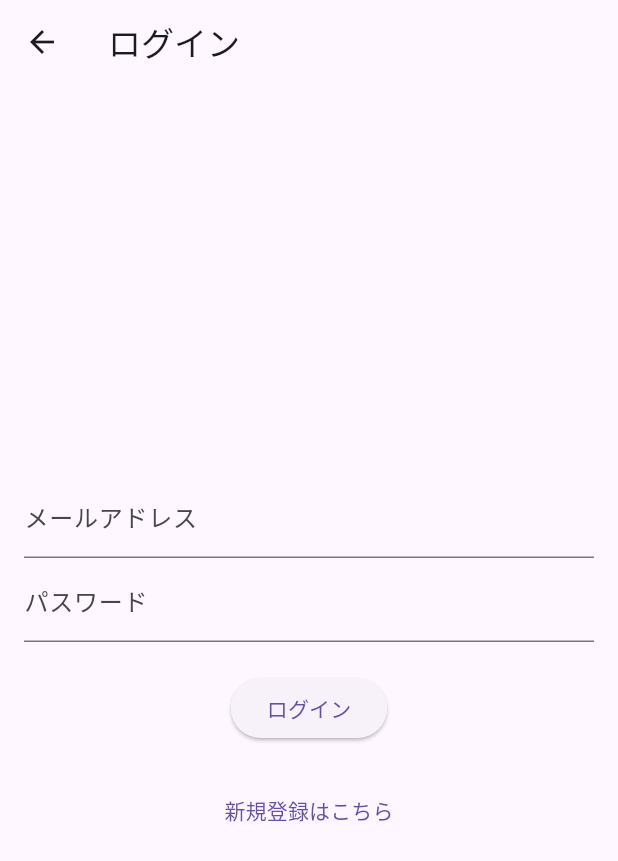
After one commit to oto06/GakuYouMatch2, a Flutter app: the FirstScene screen opened directly, after a tap on "ログイン", on a phone screen of 412 x 824 dp. The commit adds this screen. Shown: the top 861 px of the screen. Run offline on Flutter 3.47's test engine with Material 3 defaults, Android fonts, the phone set to English and light mode, and no system bars; our stand-ins replace cloud_firestore, firebase_auth, firebase_core, flutter_chat_types, flutter_chat_ui, geocoding and 3 more; accounts and stored records are empty.

Commit message:
Merge remote-tracking branch 'origin1/master'
# Conflicts:
#	android/app/build.gradle
#	android/build.gradle

```diff
--- a/lib/FirstScene.dart
+++ b/lib/FirstScene.dart
@@ -1,8 +1,10 @@
 import 'package:flutter/material.dart';
 import 'package:firebase_core/firebase_core.dart';
 import 'package:gakuyoumatch2/Chat.dart';
+import 'package:gakuyoumatch2/ChatSelect.dart';
 import 'package:gakuyoumatch2/acountregister.dart';
 import 'package:gakuyoumatch2/calender.dart';
+import 'package:gakuyoumatch2/login.dart';
 import 'package:gakuyoumatch2/map%20search.dart';
 import 'package:gakuyoumatch2/profile.dart';
 import 'basicinfo.dart';
@@ -30,7 +32,7 @@ class MyApp extends StatelessWidget {
       // 初期画面を指定
       routes: {
         '/initial': (context) => const FirstScene(),
-        '/other': (context) => ChatScreen(),
+        '/other': (context) => ChatListScreen(),
       },
 
     );
@@ -67,6 +69,15 @@ class FirstScene extends StatelessWidget {
               },
               child: const Text('Googleアカウントで登録'),
             ),
+            ElevatedButton(
+              onPressed: (){
+                Navigator.push(
+                    context,
+                    MaterialPageRoute(builder: (context) => LoginScreen()),
+                );
+              },
+              child: const Text("ログイン"),
+            )
           ],
         ),
       ),
--- /dev/null
+++ b/lib/login.dart
@@ -0,0 +1,88 @@
+import 'package:flutter/material.dart';
+import 'package:firebase_auth/firebase_auth.dart';
+import 'package:gakuyoumatch2/acountregister.dart';
+import 'package:gakuyoumatch2/basicinfo.dart';
+
+class LoginScreen extends StatefulWidget {
+  const LoginScreen({Key? key}) : super(key: key);
+
+  @override
+  _LoginScreenState createState() => _LoginScreenState();
+}
+
+class _LoginScreenState extends State<LoginScreen> {
+  final FirebaseAuth _auth = FirebaseAuth.instance;
+  final TextEditingController _emailController = TextEditingController();
+  final TextEditingController _passwordController = TextEditingController();
+  bool _isLoading = false;
+
+  Future<void> _login() async {
+    setState(() {
+      _isLoading = true;
+    });
+
+    try {
+      final UserCredential userCredential = await _auth.signInWithEmailAndPassword(
+        email: _emailController.text.trim(),
+        password: _passwordController.text.trim(),
+      );
+      // ログイン成功時
+      Navigator.pushReplacement(
+        context,
+        MaterialPageRoute(builder: (context) => const MyApp()), // ホーム画面へ遷移
+      );
+    } catch (e) {
+      // エラーメッセージを表示
+      ScaffoldMessenger.of(context).showSnackBar(
+        SnackBar(content: Text('ログインに失敗しました: $e')),
+      );
+    } finally {
+      setState(() {
+        _isLoading = false;
+      });
+    }
+  }
+
+  @override
+  Widget build(BuildContext context) {
+    return Scaffold(
+      appBar: AppBar(
+        title: const Text('ログイン'),
+      ),
+      body: Padding(
+        padding: const EdgeInsets.all(16.0),
+        child: Column(
+          mainAxisAlignment: MainAxisAlignment.center,
+          children: [
+            TextField(
+              controller: _emailController,
+              decoration: const InputDecoration(labelText: 'メールアドレス'),
+            ),
+            TextField(
+              controller: _passwordController,
+              decoration: const InputDecoration(labelText: 'パスワード'),
+              obscureText: true,
+            ),
+            const SizedBox(height: 20),
+            _isLoading
+                ? const CircularProgressIndicator()
+                : ElevatedButton(
+              onPressed: _login,
+              child: const Text('ログイン'),
+            ),
+            const SizedBox(height: 20),
+            TextButton(
+              onPressed: () {
+                Navigator.push(
+                  context,
+                  MaterialPageRoute(builder: (context) => const AccountRegister()),
+                );
+              },
+              child: const Text('新規登録はこちら'),
+            ),
+          ],
+        ),
+      ),
+    );
+  }
+}
--- a/lib/main.dart
+++ b/lib/main.dart
@@ -1,6 +1,7 @@
 import 'package:flutter/material.dart';
 import 'package:firebase_core/firebase_core.dart';
 import 'package:gakuyoumatch2/Chat.dart';
+import 'package:gakuyoumatch2/ChatSelect.dart';
 import 'package:gakuyoumatch2/calender.dart';
 import 'package:gakuyoumatch2/footer.dart';
 import 'package:gakuyoumatch2/header.dart';
@@ -32,7 +33,7 @@ class MyAppState extends State<MyApp> {
   Widget build(BuildContext context) {
     final pageOptions = [ // ページのウィジェットをリストで管理
       const MapScreen(),
-      ChatScreen(),
+      ChatListScreen(),
       MapSearch(),
       CalendarScreen(),
       const Placeholder(),
@@ -48,7 +49,7 @@ class MyAppState extends State<MyApp> {
           scaffoldBackgroundColor: Colors.brown[200]
       ),
       home: Scaffold(
-        appBar: const Header(),
+        //appBar: const Header(),
         body:pageOptions[_selectedIndex],
         bottomNavigationBar: Footer(onItemTapped: _onItemTapped), // コールバック関数を渡す
       ),
--- a/pubspec.yaml
+++ b/pubspec.yaml
@@ -34,7 +34,7 @@ dependencies:
   flutter:
     sdk: flutter
 
-  # Google Mapsパッケージを追加
+
   google_maps_flutter: ^2.9.0
   geocoding: ^3.0.0
 
@@ -47,9 +47,12 @@ dependencies:
   provider: ^6.1.2
 
 
+
   # The following adds the Cupertino Icons font to your application.
   # Use with the CupertinoIcons class for iOS style icons.
   cupertino_icons: ^1.0.8
+  flutter_chat_ui: ^1.6.15
+  flutter_chat_types: ^3.4.1
 
 dev_dependencies:
   flutter_test:
```
Also changed, not shown: lib/Chat.dart (+54 -79 lines), lib/ChatSelect.dart (+14 -15 lines), lib/header.dart (+0 -7 lines), lib/map search.dart (+35 -2 lines), pubspec.lock, 5 other files.
